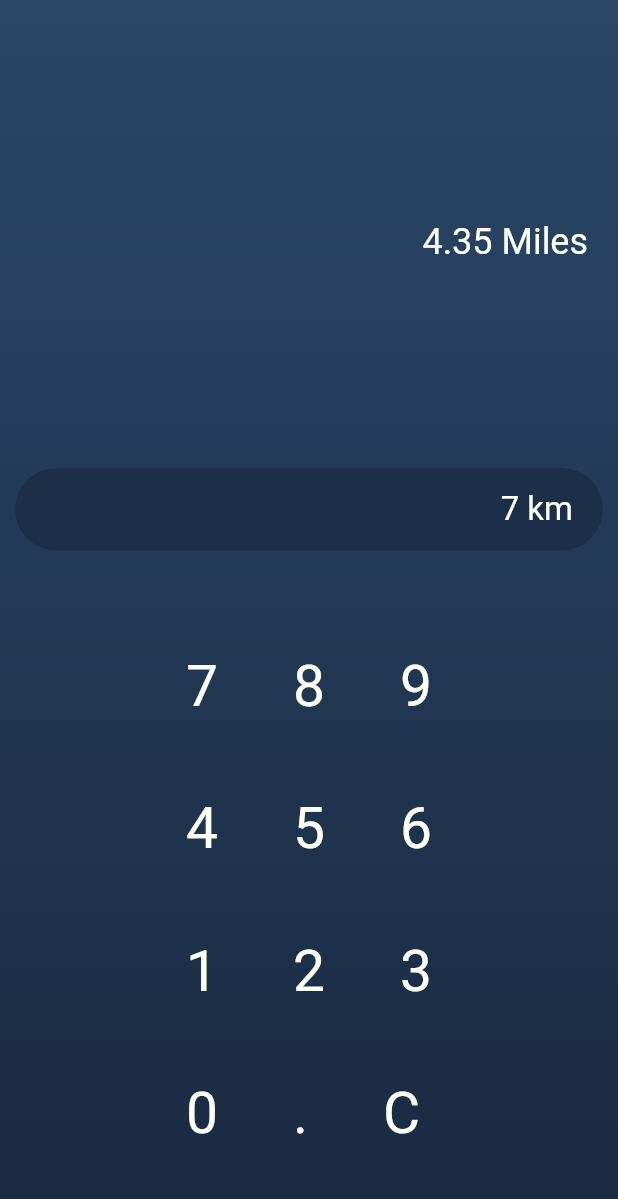
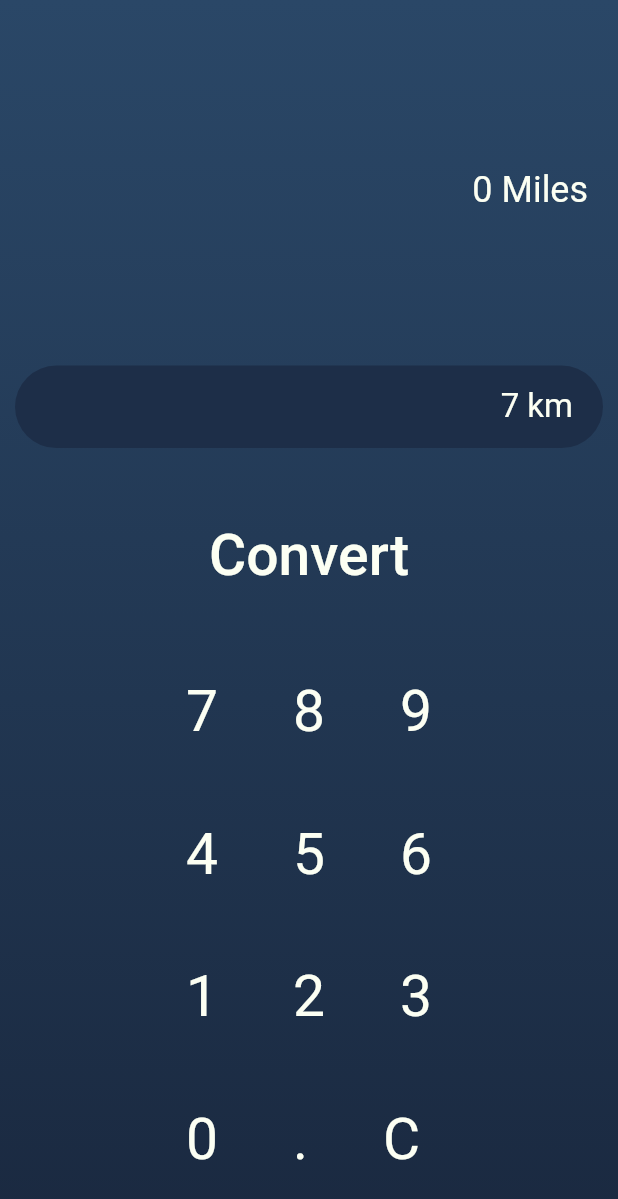
Before and after one commit to Shubhdeeps/calculator, a Flutter app: the KmToMiles screen opened directly, after a tap on an icon or button, on a phone screen of 412 x 824 dp. Shown: the top 1199 px of the screen. Run offline on Flutter 3.47's test engine with Material 2 defaults, Android fonts, the phone set to English and light mode, and no system bars; our stand-ins replace cloud_firestore, firebase_core, shared_preferences; missing offline and left inert: function_tree; accounts and stored records are empty.

```diff
--- a/lib/components/buttons/SignButtonStretched.dart
+++ b/lib/components/buttons/SignButtonStretched.dart
@@ -28,6 +28,7 @@ class SignButtonsStretched extends StatelessWidget {
             child: Text(icon,
                 style: const TextStyle(
                     color: Color.fromRGBO(252, 255, 243, 1), fontSize: 38)),
-            )),
+          ),
+        ),
       );
 }
--- a/lib/screens/Home.dart
+++ b/lib/screens/Home.dart
@@ -25,9 +25,7 @@ class _HomeState extends State<Home> {
       var equation = inputValues.join("");
       var result = equation.interpret();
       output = "$equation = $result";
-      var now = DateTime.now();
-      var formatedNow = now.toString().substring(0, 16);
-      setPersistData("$output on $formatedNow");
+      setPersistData("$output");
       setState(() {
         inputValues.clear();
       });
--- a/lib/screens/KmtoMiles.dart
+++ b/lib/screens/KmtoMiles.dart
@@ -1,5 +1,3 @@
-import 'dart:developer';
-
 import 'package:flutter/material.dart';
 import '../components/components.dart';
 import '../services/history.dart';
@@ -16,7 +14,20 @@ class _KmToMilesState extends State<KmToMiles> {
   double _output = 0;
   String output = "0 Miles";
 
-  void ClickFN(String message) {
+  void convert() {
+    print("convert btn");
+    //performing function to calcalte the miles
+    _output = double.parse(inputValues.join("")) * 0.621371;
+    var out = _output.toStringAsFixed(3);
+    output = "$out Miles";
+    var input = inputValues.join("");
+    setPersistData("$input km = $output");
+    setState(() {
+      inputValues = [];
+    });
+  }
+
+  void clickFN(String message) {
     if (message == "C") {
       output = "0 Miles";
       setState(() {
@@ -30,12 +41,8 @@ class _KmToMilesState extends State<KmToMiles> {
         if (inputValues.contains(".") && message == ".") {
           return;
         }
+        // adding new value to our input array.
         inputValues.add(message);
-        _output = double.parse(inputValues.join("")) * 0.621371;
-        var out = _output.toStringAsFixed(2);
-        output = "$out Miles";
-        var input = inputValues.join("");
-        setPersistData("$input km = $output");
       });
     }
   }
@@ -64,7 +71,13 @@ class _KmToMilesState extends State<KmToMiles> {
             InputField(
               inputValues.isNotEmpty ? [...inputValues, " km"] : [0, " km"],
             ),
-            KeypadKmtoMiles(ClickFN)
+            TextButton(
+              onPressed: () => convert(),
+              child: const Text("Convert",
+                  style: TextStyle(
+                      color: Color.fromRGBO(252, 255, 243, 1), fontSize: 38)),
+            ),
+            KeypadKmtoMiles(clickFN)
           ],
         ),
       ),
--- a/lib/services/history.dart
+++ b/lib/services/history.dart
@@ -1,11 +1,21 @@
 import 'package:shared_preferences/shared_preferences.dart';
+import 'package:untitled/services/firestore.dart';
 
-Future<void> setPersistData(String data) async {
-  final SharedPreferences prefs = await SharedPreferences.getInstance();
-  final List<String>? items = prefs.getStringList('calculations');
-  if (items != null) {
-    await prefs.setStringList('calculations', <String>[...items, data]);
-  } else {
-    await prefs.setStringList('calculations', <String>[data]);
-  }
+Future<void> setPersistData(String equation) async {
+  FirestoreService firestoreHistory = FirestoreService();
+  await firestoreHistory.addHistory(equation);
 }
+
+Future<List> getPersistData() async {
+  FirestoreService firestoreHistory = FirestoreService();
+  var fetchedData = await firestoreHistory.getHistory();
+  // final prefs = await SharedPreferences.getInstance();
+  // final List<String>? items = prefs.getStringList('calculations');
+  // to show the new enteries on top
+  return fetchedData;
+}
+
+void clearPersistData() async {
+  FirestoreService firestoreHistory = FirestoreService();
+  firestoreHistory.deleteHistory();
+}
--- a/pubspec.yaml
+++ b/pubspec.yaml
@@ -35,6 +35,8 @@ dependencies:
   # The following adds the Cupertino Icons font to your application.
   # Use with the CupertinoIcons class for iOS style icons.
   cupertino_icons: ^1.0.2
+  firebase_core: ^2.3.0
+  cloud_firestore: ^4.1.0
 
 dev_dependencies:
   function_tree: ^0.8.13
```
Also changed, not shown: lib/main.dart (+8 -2 lines), lib/screens/History.dart (+11 -14 lines), lib/services/firestore.dart (added, +41 -0 lines), lib/firebase_options.dart (added), pubspec.lock, 4 other files. Lines whose indentation alone changed are shown as unchanged.
